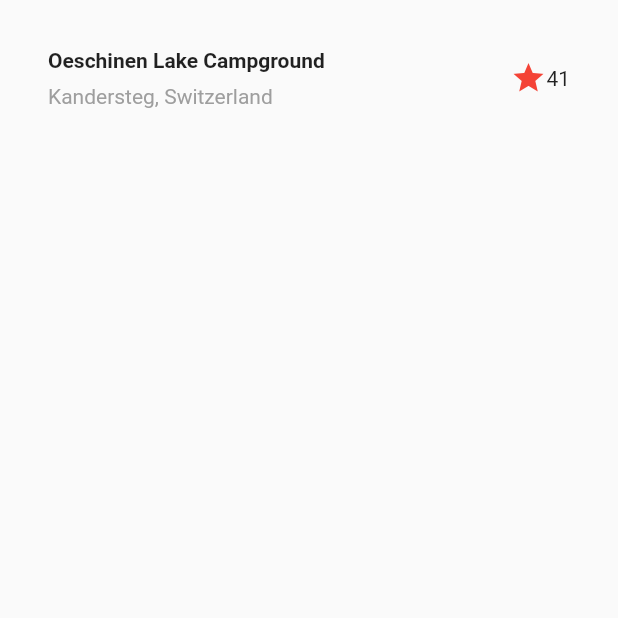
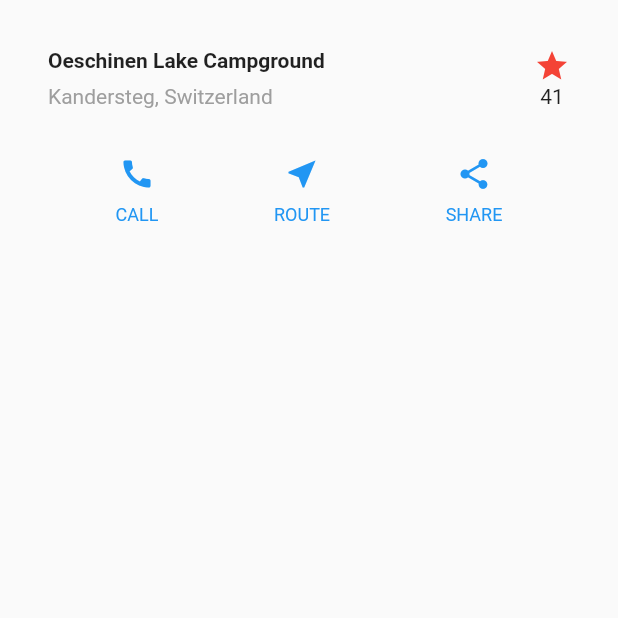
Before and after one commit to emreakcan/flutter-easy-examples, a Flutter app: the screen it shows after launch, after a tap on "CANCEL", on a phone screen of 412 x 824 dp, the top half of it. Run offline on Flutter 3.47's test engine with Material 2 defaults, Android fonts, the phone set to English and light mode, and no system bars.

Commit message:
detail buttons

```diff
--- a/lib/detail.dart
+++ b/lib/detail.dart
@@ -6,12 +6,28 @@ class DetailPage extends StatefulWidget {
 }
 
 class _DetailPageState extends State<DetailPage> {
-
   @override
   Widget build(BuildContext context) {
+
+    Color color = Theme.of(context).primaryColor;
+
+    Widget buttonSection = Container(
+      child: Row(
+        mainAxisAlignment: MainAxisAlignment.spaceEvenly,
+        children: [
+          _buildButtonColumn(color, Icons.call, 'CALL'),
+          _buildButtonColumn(color, Icons.near_me, 'ROUTE'),
+          _buildButtonColumn(color, Icons.share, 'SHARE'),
+        ],
+      ),
+    );
+
     return Scaffold(
       body: Column(
-        children: [titleSection],
+        children: [
+          titleSection,
+          buttonSection
+        ],
       )
     );
   }
@@ -45,15 +61,41 @@ class _DetailPageState extends State<DetailPage> {
           ),
         ),
         /*3*/
-        Icon(
-          Icons.star,
-          color: Colors.red[500],
+        Column(
+          children: [
+            Icon(
+              Icons.star,
+              color: Colors.red[500],
+            ),
+            Text('41'),
+          ],
         ),
-        Text('41'),
       ],
     ),
   );
 
+  Column _buildButtonColumn(Color color, IconData icon, String label) {
+    return Column(
+      mainAxisSize: MainAxisSize.min,
+      mainAxisAlignment: MainAxisAlignment.center,
+      children: [
+        Icon(icon, color: color),
+        Container(
+          margin: const EdgeInsets.only(top: 8),
+          child: Text(
+            label,
+            style: TextStyle(
+              fontSize: 12,
+              fontWeight: FontWeight.w400,
+              color: color,
+            ),
+          ),
+        ),
+      ],
+    );
+  }
+
+
 }
 
 // TODO: Add AccentColorOverride (103)
--- a/lib/login.dart
+++ b/lib/login.dart
@@ -42,6 +42,7 @@ class _LoginPageState extends State<LoginPage> {
               obscureText: true,
             ),
             ButtonBar(
+              alignment: MainAxisAlignment.center,
               children: <Widget>[
                 FlatButton(
                   child: Text('CANCEL'),
```
